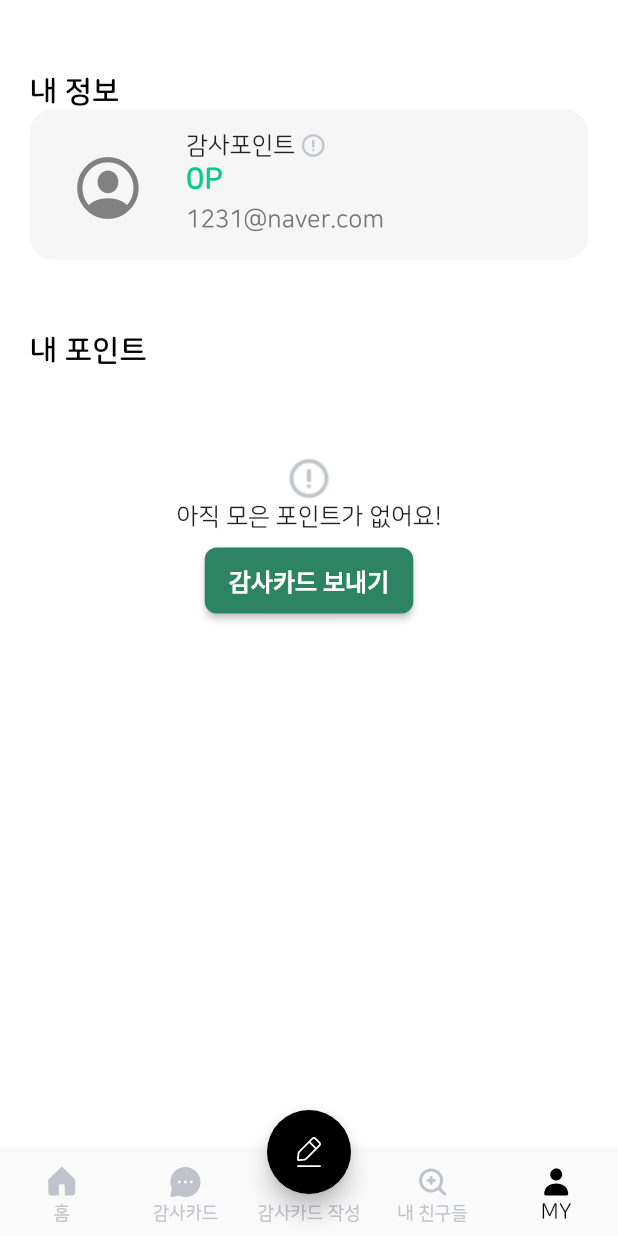
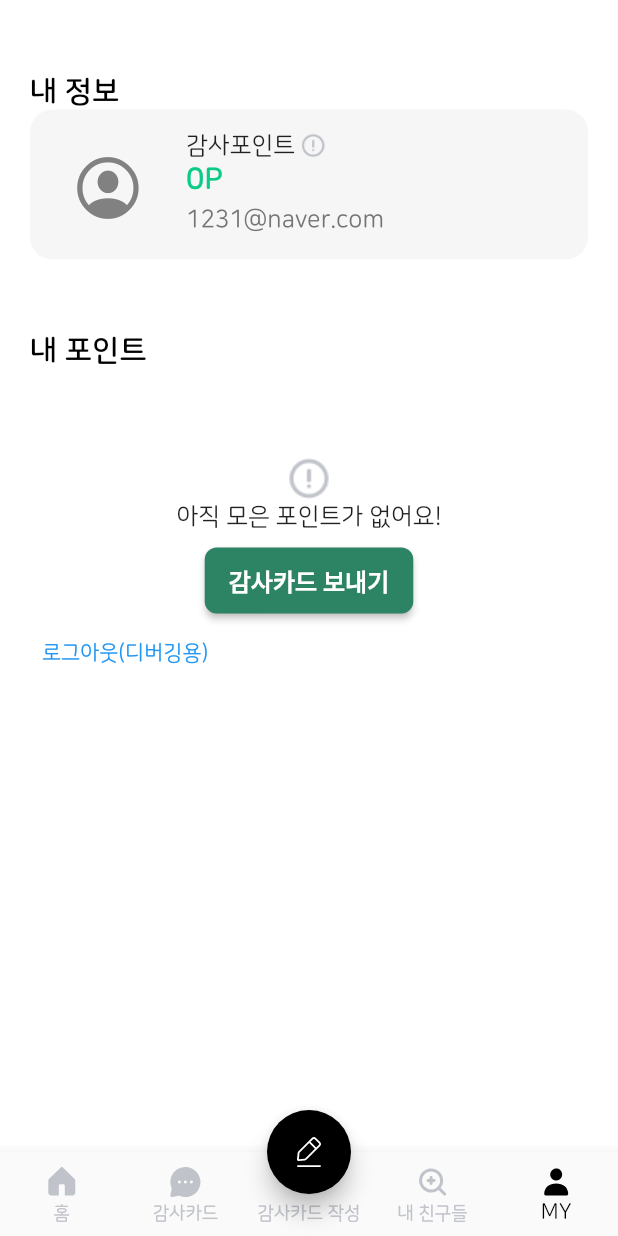
Before and after one commit to okskmk2/fill-my-heart, a Flutter app: the MainScreen screen opened directly, item 5 of the bottom bar chosen, on a phone screen of 412 x 824 dp. Run offline on Flutter 3.47's test engine with Material 2 defaults, Android fonts, the phone set to English and light mode, and no system bars; our stand-ins replace firebase_auth, firebase_core, firebase_storage, flutter_svg; accounts and stored records are empty; network calls fail.

Commit message:
회원가입 화면 유효성 검사 로직 추가, 버튼 디스에이블드 스타일 일부적용

```diff
--- a/lib/common/styles.dart
+++ b/lib/common/styles.dart
@@ -2,6 +2,7 @@ import 'package:flutter/material.dart';
 
 class CustomStyles {
   static Color primaryColor = Color(0xff2C8464);
+  static Color diabledColor = Color(0xffA9DCC9);
   static ButtonStyle smallButtonStyle = ButtonStyle(
     padding: MaterialStateProperty.all(
       EdgeInsets.symmetric(vertical: 10, horizontal: 16),
@@ -56,11 +57,25 @@ class CustomStyles {
         padding: MaterialStateProperty.all(
           EdgeInsets.symmetric(vertical: 12, horizontal: 17),
         ),
-        textStyle: MaterialStateProperty.all(
-            TextStyle(fontWeight: FontWeight.bold, fontSize: 16)),
-        backgroundColor: MaterialStateProperty.all(
-          CustomStyles.primaryColor,
-        ),
+        textStyle: MaterialStateProperty.resolveWith((states) {
+          if (states.contains(MaterialState.disabled)) {
+            return TextStyle(
+              fontWeight: FontWeight.bold,
+              fontSize: 16,
+              color: Colors.white,
+            );
+          } else {
+            return TextStyle(fontWeight: FontWeight.bold, fontSize: 16);
+          }
+        }),
+        backgroundColor:
+            MaterialStateProperty.resolveWith((Set<MaterialState> states) {
+          if (states.contains(MaterialState.disabled)) {
+            return CustomStyles.diabledColor;
+          } else {
+            return CustomStyles.primaryColor;
+          }
+        }),
         shape: MaterialStateProperty.all(
             RoundedRectangleBorder(borderRadius: BorderRadius.circular(12))),
       ),
--- a/lib/main.dart
+++ b/lib/main.dart
@@ -24,7 +24,7 @@ class MyApp extends StatelessWidget {
 
   @override
   Widget build(BuildContext context) {
-    // FirebaseAuth.instance.signOut();
+    FirebaseAuth.instance.signOut();
     final user = context.read<AuthService>().currentUser();
     return MaterialApp(
         theme: CustomStyles.customTheme,
--- a/lib/pages/my_page.dart
+++ b/lib/pages/my_page.dart
@@ -1,7 +1,10 @@
+import 'package:firebase_auth/firebase_auth.dart';
+import 'package:firebase_core/firebase_core.dart';
 import 'package:flutter/material.dart';
 import 'package:flutter_svg/flutter_svg.dart';
 import 'package:flutter/cupertino.dart';
 import 'package:thank_tree/common/styles.dart';
+import 'package:thank_tree/pages/start_page.dart';
 
 class MyPage extends StatelessWidget {
   // constructor
@@ -124,6 +127,18 @@ class MyPage extends StatelessWidget {
               ],
             ),
           ),
+          TextButton(
+            onPressed: () {
+              FirebaseAuth.instance.signOut();
+              Navigator.push(
+                context,
+                MaterialPageRoute(builder: (context) => StartPage()),
+              );
+            },
+            child: Text(
+              '로그아웃(디버깅용)',
+            ),
+          ),
         ],
       ),
     );
```
Also changed, not shown: lib/pages/signup_page.dart (+16 -6 lines).
